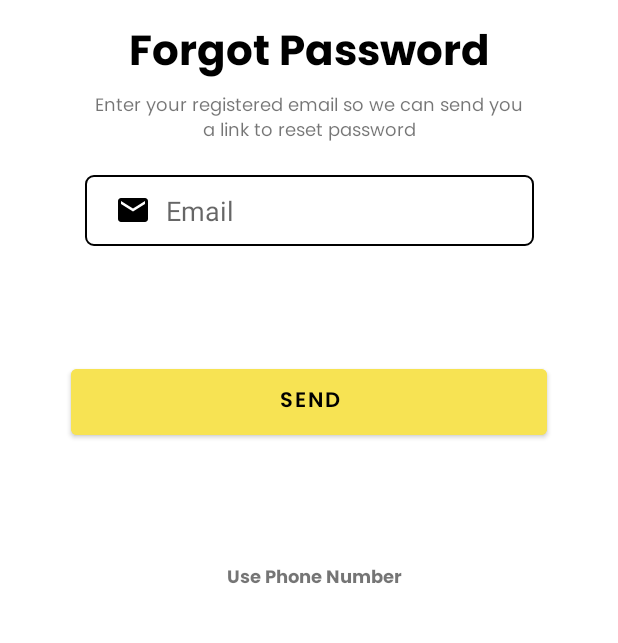
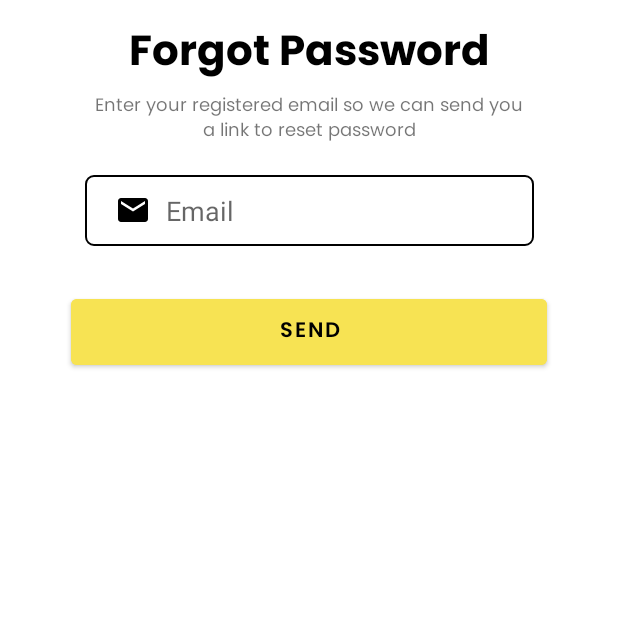
Before and after one commit to maulana2468/bloom-native, an Android app: the layout activity_forgot_password.xml on its own in the app's theme, with its tools: preview values and no code run, on a phone screen of 412 x 824 dp, the part 282-925 px from its top. Run offline under Robolectric (Android 15) with nearby library versions, the phone set to English and light mode, and no system bars.

Commit message:
add forgot password code

```diff
--- a/app/src/main/java/com/example/bloom/ToDoListMainScreen.java
+++ b/app/src/main/java/com/example/bloom/ToDoListMainScreen.java
@@ -176,7 +176,7 @@ public class ToDoListMainScreen extends AppCompatActivity {
         Button next = findViewById(R.id.nextB);
         create_Task = findViewById(R.id.create_Task);
 
-        ConstraintLayout back = findViewById(R.id.back_todolist_mainscreen);
+        Button back = findViewById(R.id.back_todolist_mainscreen);
 
 
         LinearSnapHelper snapHelper = new LinearSnapHelper();
--- a/app/src/main/res/layout/activity_forgot_password.xml
+++ b/app/src/main/res/layout/activity_forgot_password.xml
@@ -51,7 +51,7 @@
     </TextView>
 
     <EditText
-        android:id="@+id/inputEmail"
+        android:id="@+id/input_email_forgot"
         android:layout_width="299dp"
         android:layout_height="47dp"
         android:layout_marginStart="32dp"
@@ -62,7 +62,7 @@
         android:drawablePadding="10dp"
         android:ems="10"
         android:hint="Email"
-        android:inputType="textPersonName"
+        android:inputType="textEmailAddress"
         android:paddingLeft="20dp"
         android:paddingTop="10dp"
         android:paddingRight="10dp"
@@ -73,34 +73,20 @@
         app:layout_constraintTop_toBottomOf="@+id/textView3" />
 
     <Button
-        android:id="@+id/btnSend"
-        android:layout_width="317dp"
+        android:id="@+id/btnSendEmail"
+        android:layout_width="match_parent"
         android:layout_height="56dp"
         android:layout_marginStart="47dp"
         android:layout_marginTop="29dp"
         android:layout_marginEnd="47dp"
-        android:layout_marginBottom="33dp"
         android:backgroundTint="#F7E353"
         android:fontFamily="@font/poppins_semibold"
         android:text="Send"
         android:textColor="@color/black"
-        app:layout_constraintBottom_toTopOf="@+id/textView4"
         app:layout_constraintEnd_toEndOf="parent"
         app:layout_constraintHorizontal_bias="0.0"
         app:layout_constraintStart_toStartOf="parent"
-        app:layout_constraintTop_toBottomOf="@+id/inputEmail" />
+        app:layout_constraintTop_toBottomOf="@+id/input_email_forgot" />
 
 
-    <TextView
-        android:id="@+id/textView4"
-        android:layout_width="wrap_content"
-        android:layout_height="wrap_content"
-        android:layout_marginEnd="144dp"
-        android:layout_marginBottom="240dp"
-        android:fontFamily="@font/poppins_bold"
-        android:text="Use Phone Number"
-        android:textSize="12dp"
-        app:layout_constraintBottom_toBottomOf="parent"
-        app:layout_constraintEnd_toEndOf="parent" />
-
 </androidx.constraintlayout.widget.ConstraintLayout>
```
Also changed, not shown: app/src/main/java/com/example/bloom/ForgotPassword.java (+35 -0 lines), app/src/main/res/layout/back.xml (+2 -7 lines).
